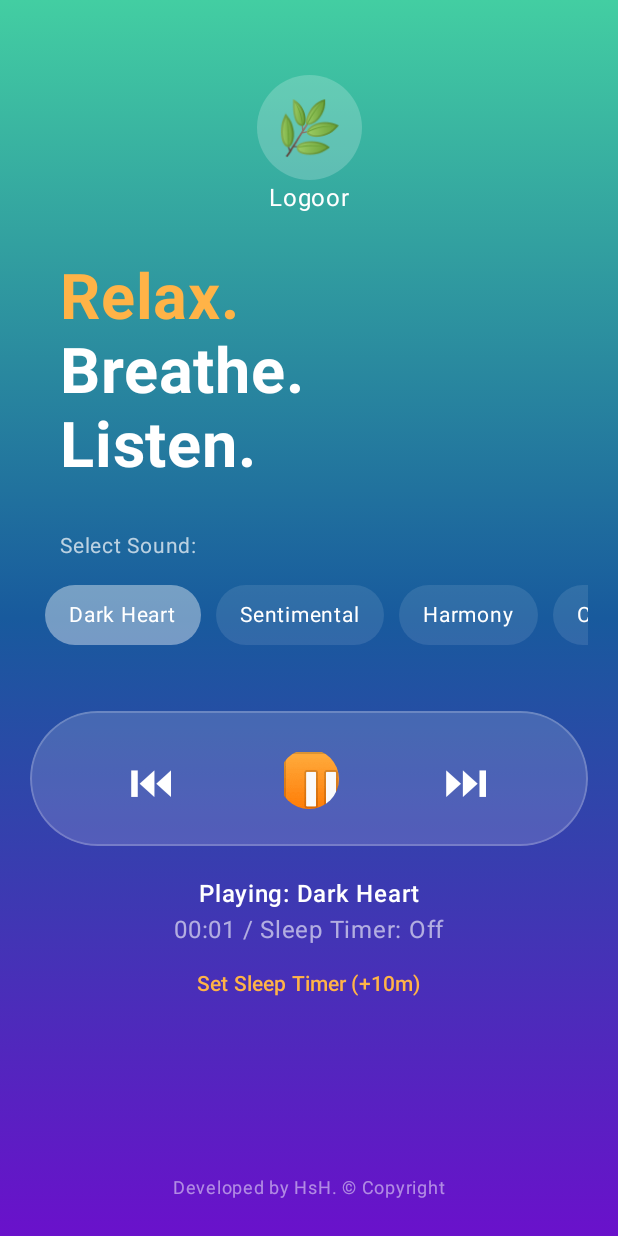
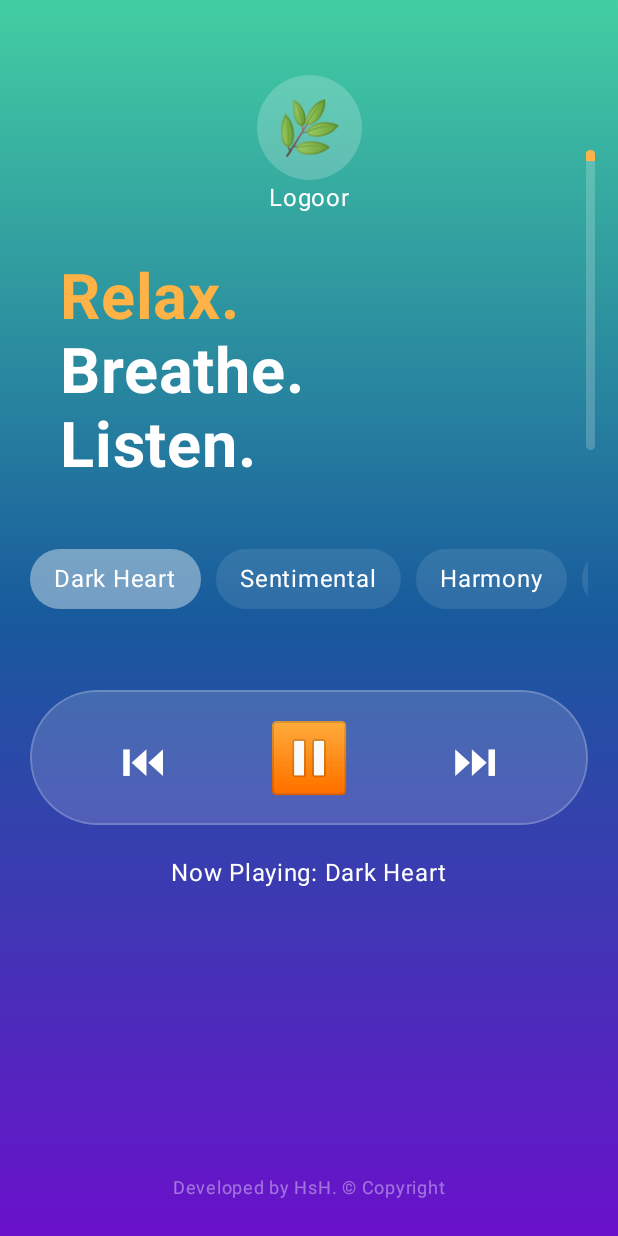
Before and after one commit to ushjdjsyudjd-rgb/NatureRelax, an Android app built with Jetpack Compose: the screen it shows after launch (MainActivity), after a tap on "Dark Heart", on a phone screen of 412 x 824 dp. Run offline under Robolectric (Android 15) with nearby library versions, the phone set to English and light mode, and no system bars.

Commit message:
Update MainActivity.kt

```diff
--- a/app/src/main/java/com/relax/sounds/MainActivity.kt
+++ b/app/src/main/java/com/relax/sounds/MainActivity.kt
@@ -5,17 +5,20 @@ import android.os.Bundle
 import androidx.activity.ComponentActivity
 import androidx.activity.compose.setContent
 import androidx.compose.animation.Crossfade
+import androidx.compose.animation.core.*
 import androidx.compose.foundation.background
 import androidx.compose.foundation.border
+import androidx.compose.foundation.clickable
 import androidx.compose.foundation.layout.*
 import androidx.compose.foundation.lazy.LazyRow
-import androidx.compose.foundation.lazy.items
+import androidx.compose.foundation.lazy.itemsIndexed
 import androidx.compose.foundation.shape.CircleShape
 import androidx.compose.foundation.shape.RoundedCornerShape
 import androidx.compose.material3.*
 import androidx.compose.runtime.*
 import androidx.compose.ui.Alignment
 import androidx.compose.ui.Modifier
+import androidx.compose.ui.draw.alpha
 import androidx.compose.ui.draw.clip
 import androidx.compose.ui.graphics.Brush
 import androidx.compose.ui.graphics.Color
@@ -32,7 +35,6 @@ class MainActivity : ComponentActivity() {
     override fun onCreate(savedInstanceState: Bundle?) {
         super.onCreate(savedInstanceState)
 
-        // لیست کامل ۱۰ آهنگ شما بر اساس پیام آخر
         val trackList = listOf(
             Track("Dark Heart", R.raw.dark_heart),
             Track("Sentimental", R.raw.sentimental),
@@ -48,7 +50,7 @@ class MainActivity : ComponentActivity() {
 
         setContent {
             var showSplash by remember { mutableStateOf(true) }
-            LaunchedEffect(Unit) { delay(2000); showSplash = false }
+            LaunchedEffect(Unit) { delay(3000); showSplash = false }
 
             MaterialTheme {
                 Crossfade(targetState = showSplash) { isSplash ->
@@ -60,48 +62,94 @@ class MainActivity : ComponentActivity() {
 
     @Composable
     fun SplashScreen() {
-        Box(modifier = Modifier.fillMaxSize().background(Color(0xFF185A9D)), contentAlignment = Alignment.Center) {
-            Text("Nature Relax", color = Color.White, fontSize = 32.sp, fontWeight = FontWeight.Bold)
+        val infiniteTransition = rememberInfiniteTransition()
+        val alpha by infiniteTransition.animateFloat(
+            initialValue = 0.2f,
+            targetValue = 1f,
+            animationSpec = infiniteRepeatable(
+                animation = TweenSpec(durationMillis = 1000, easing = LinearEasing),
+                repeatMode = RepeatMode.Reverse
+            )
+        )
+
+        Box(
+            modifier = Modifier.fillMaxSize().background(Color(0xFF185A9D)),
+            contentAlignment = Alignment.Center
+        ) {
+            Column(horizontalAlignment = Alignment.CenterHorizontally) {
+                Text(
+                    "Nature Relax",
+                    color = Color.White,
+                    fontSize = 35.sp,
+                    fontWeight = FontWeight.Bold,
+                    modifier = Modifier.alpha(alpha)
+                )
+                Spacer(modifier = Modifier.height(200.dp))
+                Text(
+                    "Developed by HsH. © Copyright",
+                    color = Color.White.copy(0.5f),
+                    fontSize = 12.sp
+                )
+            }
         }
     }
 
     @Composable
     fun MainPlayerScreen(tracks: List<Track>) {
-        var currentTrack by remember { mutableStateOf(tracks[0]) }
+        var currentIndex by remember { mutableStateOf(0) }
         var isPlaying by remember { mutableStateOf(false) }
         var currentPos by remember { mutableStateOf(0) }
-        var sleepTimer by remember { mutableStateOf(0) }
+        var duration by remember { mutableStateOf(1) }
 
         val bgGradient = Brush.verticalGradient(
             colors = listOf(Color(0xFF43CEA2), Color(0xFF185A9D), Color(0xFF6A11CB))
         )
 
-        LaunchedEffect(isPlaying, currentTrack) {
+        // تابع کمکی برای تعویض آهنگ
+        fun playTrack(index: Int) {
+            mediaPlayer?.stop()
+            mediaPlayer?.release()
+            currentIndex = (index + tracks.size) % tracks.size
+            mediaPlayer = MediaPlayer.create(this@MainActivity, tracks[currentIndex].resId)
+            mediaPlayer?.isLooping = true
+            duration = mediaPlayer?.duration ?: 1
+            mediaPlayer?.start()
+            isPlaying = true
+        }
+
+        LaunchedEffect(isPlaying, currentIndex) {
             while (isPlaying) {
                 currentPos = mediaPlayer?.currentPosition ?: 0
                 delay(1000)
             }
         }
 
-        // منطق تایمر خواب
-        LaunchedEffect(sleepTimer) {
-            if (sleepTimer > 0) {
-                delay(sleepTimer * 60000L)
-                if (isPlaying) {
-                    mediaPlayer?.pause()
-                    isPlaying = false
-                    sleepTimer = 0
-                }
-            }
+        Box(modifier = Modifier.fillMaxSize().background(bgGradient)) {
+            // نوار زمان عمودی سمت راست
+            Box(
+                modifier = Modifier
+                    .align(Alignment.TopEnd)
+                    .padding(top = 100.dp, end = 15.dp)
+                    .width(6.dp)
+                    .height(200.dp)
+                    .clip(CircleShape)
+                    .background(Color.White.copy(0.2f))
+            ) {
+                val progressHeight = (currentPos.toFloat() / duration.toFloat()) * 200f
+                Box(
+                    modifier = Modifier
+                        .fillMaxWidth()
+                        .height(progressHeight.dp)
+                        .background(Color(0xFFFFB347))
+                )
             }
 
             Column(
-            modifier = Modifier.fillMaxSize().background(bgGradient).padding(horizontal = 20.dp),
+                modifier = Modifier.fillMaxSize().padding(horizontal = 20.dp),
                 horizontalAlignment = Alignment.CenterHorizontally
             ) {
                 Spacer(modifier = Modifier.height(50.dp))
 
-            // بخش لوگو (Logoor)
                 Box(modifier = Modifier.size(70.dp).clip(CircleShape).background(Color.White.copy(0.2f)), contentAlignment = Alignment.Center) {
                     Text("🌿", fontSize = 35.sp)
                 }
@@ -109,78 +157,66 @@ class MainActivity : ComponentActivity() {
 
                 Spacer(modifier = Modifier.height(30.dp))
 
-            // متن‌های استایل عکس
                 Column(modifier = Modifier.fillMaxWidth().padding(start = 20.dp)) {
                     Text("Relax.", color = Color(0xFFFFB347), fontSize = 42.sp, fontWeight = FontWeight.Bold)
                     Text("Breathe.", color = Color.White, fontSize = 42.sp, fontWeight = FontWeight.Bold)
                     Text("Listen.", color = Color.White, fontSize = 42.sp, fontWeight = FontWeight.Bold)
                 }
 
-            Spacer(modifier = Modifier.height(30.dp))
+                Spacer(modifier = Modifier.height(40.dp))
 
-            // لیست افقی آهنگ‌ها (LazyRow)
-            Text("Select Sound:", color = Color.White.copy(0.7f), fontSize = 14.sp, modifier = Modifier.align(Alignment.Start).padding(start = 20.dp))
-            Spacer(modifier = Modifier.height(10.dp))
-            LazyRow(horizontalArrangement = Arrangement.spacedBy(10.dp), contentPadding = PaddingValues(horizontal = 10.dp)) {
-                items(tracks) { track ->
+                LazyRow(horizontalArrangement = Arrangement.spacedBy(10.dp)) {
+                    itemsIndexed(tracks) { index, track ->
                         Surface(
-                        onClick = {
-                            mediaPlayer?.stop()
-                            mediaPlayer?.release()
-                            mediaPlayer = MediaPlayer.create(this@MainActivity, track.resId)
-                            mediaPlayer?.isLooping = true
-                            currentTrack = track
-                            mediaPlayer?.start()
-                            isPlaying = true
-                        },
-                        color = if (currentTrack == track) Color.White.copy(0.4f) else Color.White.copy(0.1f),
+                            onClick = { playTrack(index) },
+                            color = if (currentIndex == index) Color.White.copy(0.4f) else Color.White.copy(0.1f),
                             shape = RoundedCornerShape(20.dp)
                         ) {
-                        Text(track.name, modifier = Modifier.padding(horizontal = 16.dp, vertical = 8.dp), color = Color.White, fontSize = 14.sp)
+                            Text(track.name, modifier = Modifier.padding(horizontal = 16.dp, vertical = 8.dp), color = Color.White)
                         }
                     }
                 }
 
-            Spacer(modifier = Modifier.height(40.dp))
+                Spacer(modifier = Modifier.height(50.dp))
 
-            // کنترلر شیشه‌ای اصلی (Play/Pause)
+                // کنترلر با افکت ضربه (Ripple)
                 Row(
-                modifier = Modifier.fillMaxWidth().height(90.dp).clip(RoundedCornerShape(45.dp))
-                    .background(Color.White.copy(0.15f)).border(1.dp, Color.White.copy(0.2f), RoundedCornerShape(45.dp)),
+                    modifier = Modifier
+                        .fillMaxWidth()
+                        .height(90.dp)
+                        .clip(RoundedCornerShape(45.dp))
+                        .background(Color.White.copy(0.15f))
+                        .border(1.dp, Color.White.copy(0.2f), RoundedCornerShape(45.dp)),
                     horizontalArrangement = Arrangement.SpaceEvenly,
                     verticalAlignment = Alignment.CenterVertically
                 ) {
+                    // دکمه عقب
+                    Box(modifier = Modifier.size(60.dp).clip(CircleShape).clickable { playTrack(currentIndex - 1) }, contentAlignment = Alignment.Center) {
                         Text("⏮", color = Color.White, fontSize = 30.sp)
-                IconButton(onClick = {
-                    if (isPlaying) {
-                        mediaPlayer?.pause()
-                    } else {
-                        if (mediaPlayer == null) {
-                            mediaPlayer = MediaPlayer.create(this@MainActivity, currentTrack.resId)
-                            mediaPlayer?.isLooping = true
                     }
-                        mediaPlayer?.start()
+
+                    // دکمه پخش/توقف ساده
+                    Box(modifier = Modifier.size(70.dp).clip(CircleShape).clickable {
+                        if (isPlaying) mediaPlayer?.pause() else {
+                            if (mediaPlayer == null) playTrack(currentIndex) else mediaPlayer?.start()
                         }
                         isPlaying = !isPlaying
-                }) {
-                    Text(if (isPlaying) "⏸" else "▶️", color = Color.White, fontSize = 45.sp)
+                    }, contentAlignment = Alignment.Center) {
+                        Text(if (isPlaying) "⏸" else "▶", color = Color.White, fontSize = 45.sp)
                     }
+
+                    // دکمه جلو
+                    Box(modifier = Modifier.size(60.dp).clip(CircleShape).clickable { playTrack(currentIndex + 1) }, contentAlignment = Alignment.Center) {
                         Text("⏭", color = Color.White, fontSize = 30.sp)
+                    }
                 }
 
                 Spacer(modifier = Modifier.height(20.dp))
-
-            // وضعیت پخش و تایمر
-            Text("Playing: ${currentTrack.name}", color = Color.White, fontWeight = FontWeight.Medium)
-            Text("${formatTime(currentPos)} / Sleep Timer: ${if(sleepTimer > 0) "$sleepTimer min" else "Off"}", color = Color.White.copy(0.6f))
-
-            // دکمه تنظیم تایمر خواب
-            TextButton(onClick = { if (sleepTimer < 60) sleepTimer += 10 else sleepTimer = 0 }) {
-                Text("Set Sleep Timer (+10m)", color = Color(0xFFFFB347))
-            }
+                Text("Now Playing: ${tracks[currentIndex].name}", color = Color.White)
 
                 Spacer(modifier = Modifier.weight(1f))
-            Text("Developed by HsH. © Copyright", modifier = Modifier.padding(bottom = 20.dp), color = Color.White.copy(0.5f), fontSize = 12.sp)
+                Text("Developed by HsH. © Copyright", modifier = Modifier.padding(bottom = 20.dp), color = Color.White.copy(0.4f), fontSize = 12.sp)
+            }
         }
     }
 
```
Lines whose indentation alone changed are shown as unchanged.
